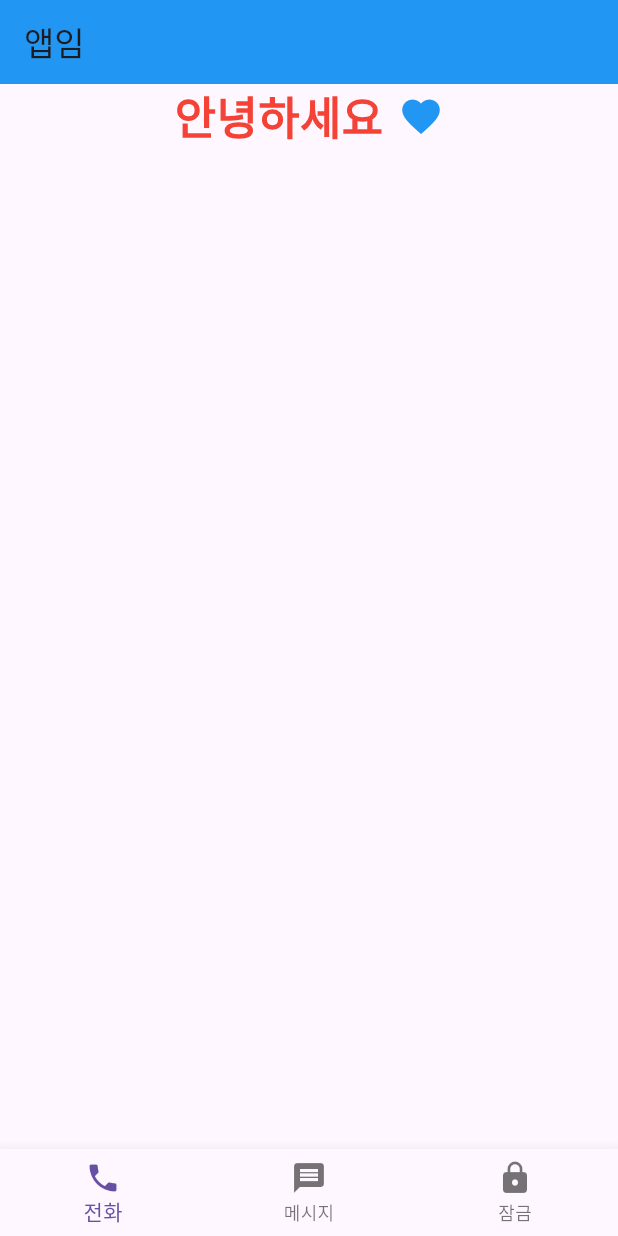
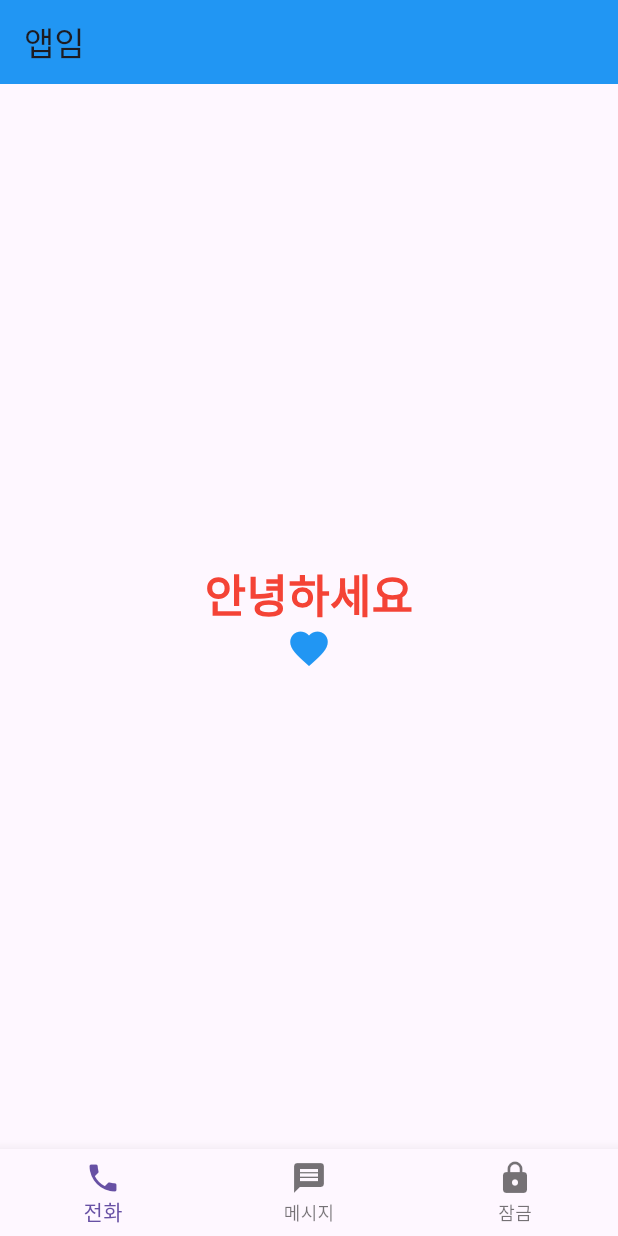
Before and after one commit to dmdrk1414/flutter_coding_apple, a Flutter app: the screen it shows after launch, on a phone screen of 412 x 824 dp. Run offline on Flutter 3.47's test engine with Material 3 defaults, Android fonts, the light colour scheme and no system bars.

Commit message:
FEAT 센터 가운데 정렬

```diff
--- a/lib/main.dart
+++ b/lib/main.dart
@@ -37,10 +37,13 @@ class _MyHomePageState extends State<MyHomePage> {
         title: Text('앱임'),
         backgroundColor: Colors.blue,
       ),
-      body: SizedBox(
-        child: Row(
-          mainAxisAlignment: MainAxisAlignment.center, // 수평 중앙 정렬
+      body: Center(  // 전체를 중앙에 정렬
+        child: Column(
+          mainAxisAlignment: MainAxisAlignment.center,  // 수직 중앙 정렬
+          crossAxisAlignment: CrossAxisAlignment.center,  // 수평 중앙 정렬
           children: [
+            SizedBox(width: 10), // 텍스트와 아이콘 사이의 간격 설정
+
             /* Text 꾸미는 법 */
             Text(
               '안녕하세요',
@@ -51,13 +54,14 @@ class _MyHomePageState extends State<MyHomePage> {
                 // color: Color.fromRGBO(r, g, b, opacity) // RGB를 이용하여 색감 입히기
               ),
             ),
-            SizedBox(width: 10), // 텍스트와 아이콘 사이의 간격 설정
+
             /* Icon 꾸미는 법 */
             Icon(
               Icons.favorite, // 사용할 아이콘 설정
               color: Colors.blue, // 아이콘 색상 설정
               size: 30, // 아이콘 크기 설정
             ),
+
           ],
         ),
       ),
```
